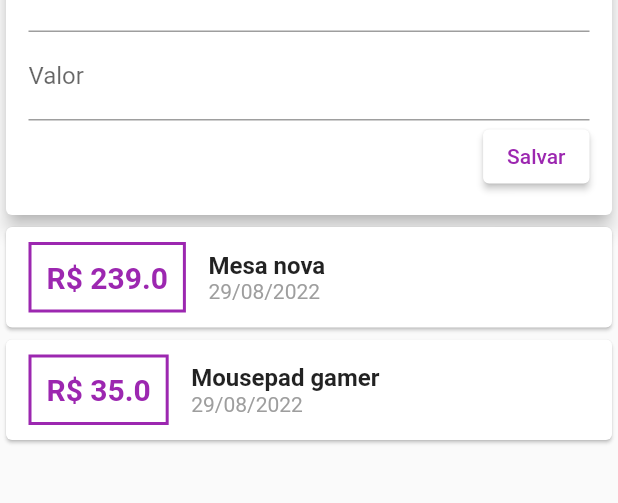
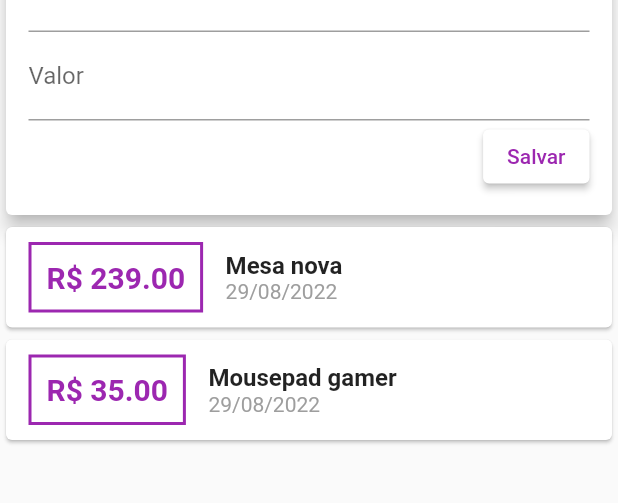
Before and after one commit to arthurmdros/expensive_app, a Flutter app: the screen it shows after launch, on a phone screen of 412 x 824 dp, the part 205-708 px from its top. Run offline on Flutter 3.47's test engine with Material 2 defaults, Android fonts, the phone set to English and light mode, and no system bars.

Commit message:
Fixed decimals

```diff
--- a/lib/views/transaction_list.dart
+++ b/lib/views/transaction_list.dart
@@ -24,7 +24,7 @@ class TransactionList extends StatelessWidget {
                         border: Border.all(color: Colors.purple, width: 2)),
                     padding: const EdgeInsets.all(10),
                     child: Text(
-                      'R\$ ${transactions[index].amount}',
+                      'R\$ ${transactions[index].amount!.toStringAsFixed(2)}',
                       style: const TextStyle(
                           fontSize: 20,
                           color: Colors.purple,
```
